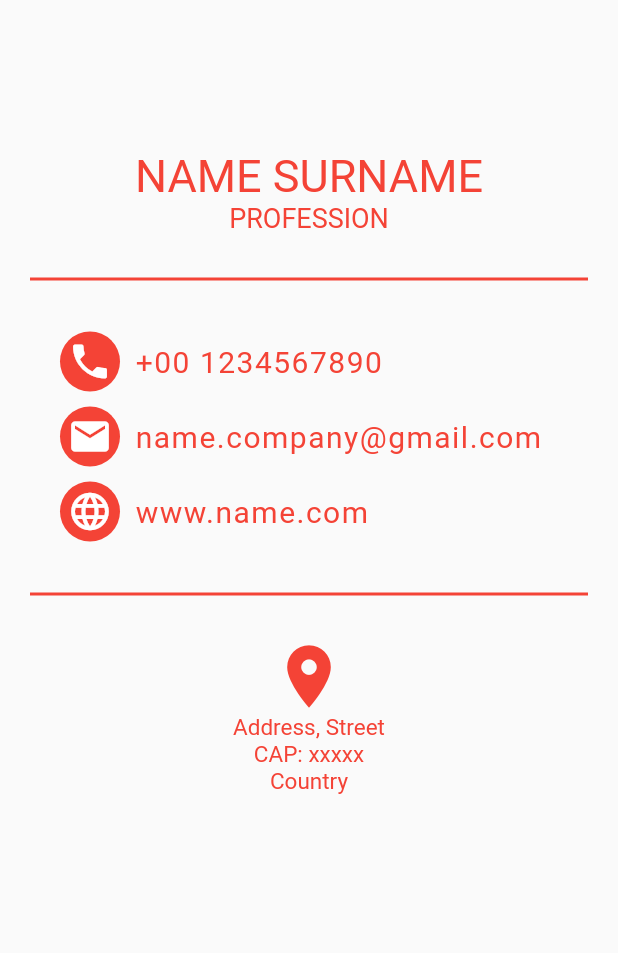
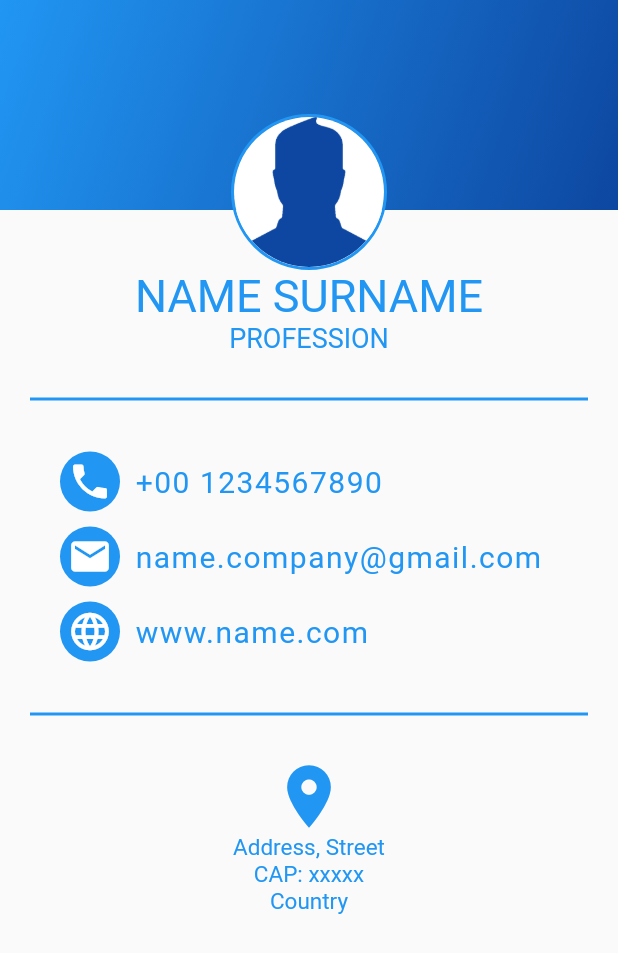
Before and after one commit to ctrlaltcanc/flutter_id, a Flutter app: the screen it shows after launch, on a phone screen of 412 x 824 dp. Shown: the top 953 px of the screen. Run offline on Flutter 3.47's test engine with Material 2 defaults, Android fonts, the phone set to English and light mode, and no system bars.

Commit message:
added banner with avatar

```diff
--- a/lib/IconText.dart
+++ b/lib/IconText.dart
@@ -16,7 +16,7 @@ class IconText extends StatelessWidget {
           padding: EdgeInsets.fromLTRB(20.0, 5.0, 10.0, 5.0),
           child: Container(
             decoration:
-                BoxDecoration(shape: BoxShape.circle, color: Colors.red),
+                BoxDecoration(shape: BoxShape.circle, color: Colors.blue),
             child: Padding(
               padding: EdgeInsets.all(5.0),
               child: Icon(
@@ -30,7 +30,7 @@ class IconText extends StatelessWidget {
         Text(
           text,
           style: TextStyle(
-            color: Colors.red,
+            color: Colors.blue,
             fontSize: 20.0,
             letterSpacing: 1.0,
           ),
--- a/lib/main.dart
+++ b/lib/main.dart
@@ -3,6 +3,7 @@ import 'IconText.dart';
 
 void main() {
   runApp(MaterialApp(
+    debugShowCheckedModeBanner: false,
     home: AboutMe(),
   ));
 }
@@ -25,18 +26,48 @@ class AboutMe extends StatelessWidget {
   Widget topBanner() {
     return Column(
       children: [
-        SizedBox(
-          height: 100.0,
+        Container(
+          height: 180.0,
+          child: Stack(
+            overflow: Overflow.visible,
+            children: [
+              Container(
+                height: 140.0,
+                decoration: BoxDecoration(
+                  gradient: LinearGradient(
+                    begin: Alignment.topLeft,
+                    end: Alignment.bottomRight,
+                    colors: [Colors.blue, Colors.blue[900]],
+                    tileMode: TileMode.mirror,
+                  ),
+                ),
+              ),
+              Align(
+                alignment: Alignment.bottomCenter,
+                child: Container(
+                  decoration: BoxDecoration(
+                    shape: BoxShape.circle,
+                    border: Border.all(width: 2.0, color: Colors.blue),
+                  ),
+                  child: CircleAvatar(
+                    radius: 50.0,
+                    backgroundImage: AssetImage('assets/user-picture.png'),
+                    backgroundColor: Colors.white,
+                  ),
+                ),
+              ),
+            ],
+          ),
         ),
         Text('NAME SURNAME',
             style: TextStyle(
-              color: Colors.red,
+              color: Colors.blue,
               fontSize: 30.0,
             )),
         Text(
           'PROFESSION',
           style: TextStyle(
-            color: Colors.red,
+            color: Colors.blue,
             fontSize: 18.0,
           ),
         ),
@@ -63,7 +94,7 @@ class AboutMe extends StatelessWidget {
     return Divider(
       height: 60.0,
       thickness: 2.0,
-      color: Colors.red,
+      color: Colors.blue,
     );
   }
 
@@ -72,12 +103,12 @@ class AboutMe extends StatelessWidget {
       Icon(
         Icons.location_on,
         size: 50.0,
-        color: Colors.red,
+        color: Colors.blue,
       ),
       Text(
         'Address, Street\nCAP: xxxxx\nCountry',
         style: TextStyle(
-          color: Colors.red,
+          color: Colors.blue,
           fontSize: 15.0,
         ),
         textAlign: TextAlign.center,
--- a/pubspec.yaml
+++ b/pubspec.yaml
@@ -45,9 +45,8 @@ flutter:
   uses-material-design: true
 
   # To add assets to your application, add an assets section, like this:
-  # assets:
-  #   - images/a_dot_burr.jpeg
-  #   - images/a_dot_ham.jpeg
+  assets:
+  - assets/user-picture.png
 
   # An image asset can refer to one or more resolution-specific "variants", see
   # https://flutter.dev/assets-and-images/#resolution-aware.
```
Also changed, not shown: assets/user-picture.png (added).
